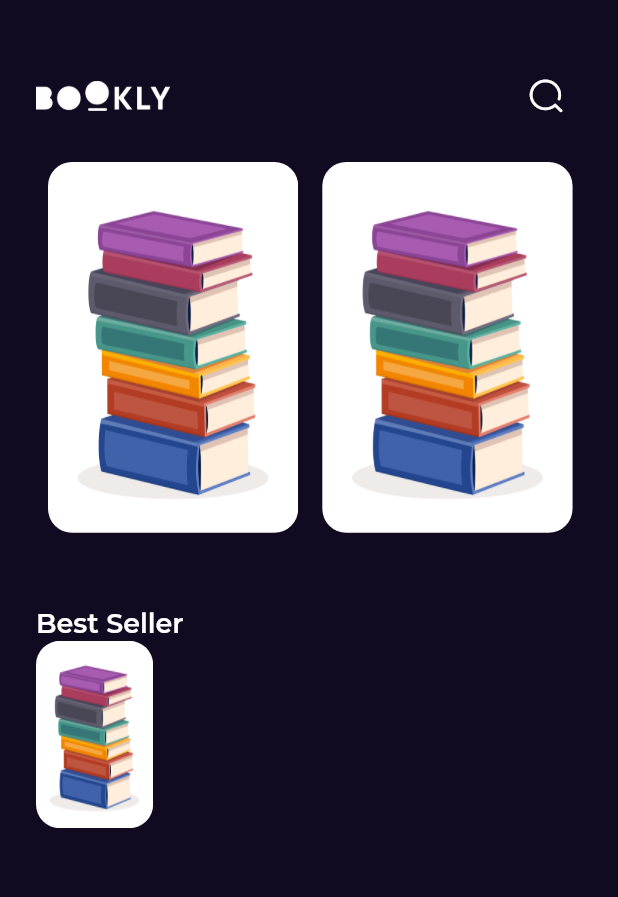
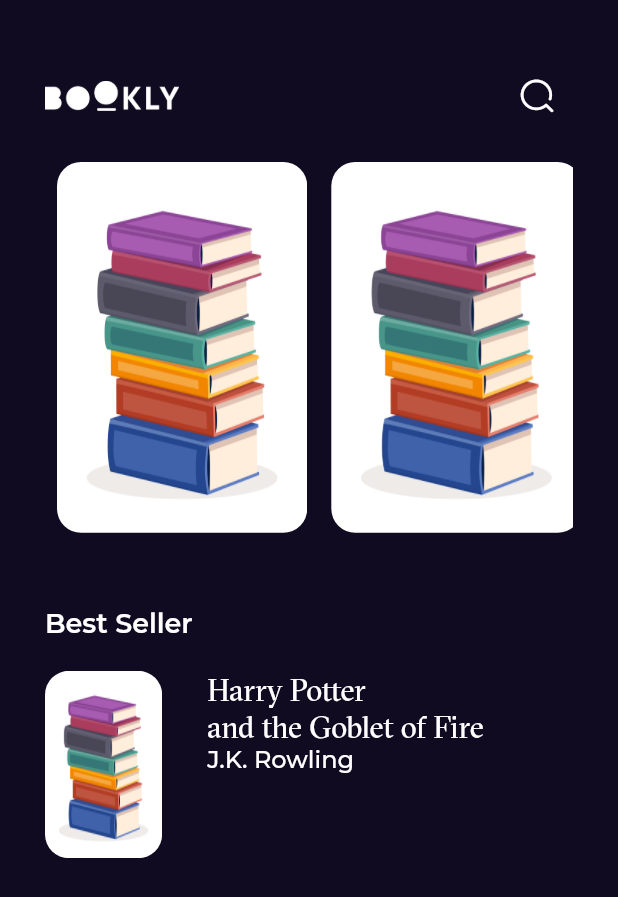
Before and after one commit to Ibrahim653/BooklyApp, a Flutter app: the screen it shows after launch, on a phone screen of 412 x 824 dp. Shown: the top 897 px of the screen. Run offline on Flutter 3.47's test engine with Material 2 defaults, Android fonts, the phone set to English and light mode, and no system bars; our stand-ins replace get, google_fonts.

Commit message:
best seller item editing

```diff
--- a/bookly_app/lib/features/home/presentation/views/widgets/home_view_body.dart
+++ b/bookly_app/lib/features/home/presentation/views/widgets/home_view_body.dart
@@ -10,7 +10,7 @@ class HomeViewBody extends StatelessWidget {
   @override
   Widget build(BuildContext context) {
     return Padding(
-      padding: const EdgeInsets.symmetric(horizontal: 24),
+      padding: const EdgeInsets.symmetric(horizontal: 30),
       child: Column(
         crossAxisAlignment: CrossAxisAlignment.start,
         children: const [
@@ -18,6 +18,7 @@ class HomeViewBody extends StatelessWidget {
           FeaturedBooksListView(),
           SizedBox(height: 50),
           Text('Best Seller', style: Styles.textStyle18),
+          SizedBox(height: 20),
           BestSellerListViewItem(),
         ],
       ),
@@ -45,6 +46,25 @@ class BestSellerListViewItem extends StatelessWidget {
                 ),
               ),
             ),
+          ),
+          const SizedBox(width: 30),
+          Column(
+            crossAxisAlignment: CrossAxisAlignment.start,
+            children: [
+              SizedBox(
+                width: MediaQuery.of(context).size.width * 0.5,
+                child: const Text(
+                  'Harry Potter \nand the Goblet of Fire',
+                  style: Styles.textStyle20,
+                  maxLines: 2,
+                  overflow: TextOverflow.ellipsis,
+                ),
+              ),
+              Text(
+                'J.K. Rowling',
+                style: Styles.textStyle16,
+              ),
+            ],
           )
         ],
       ),
```
